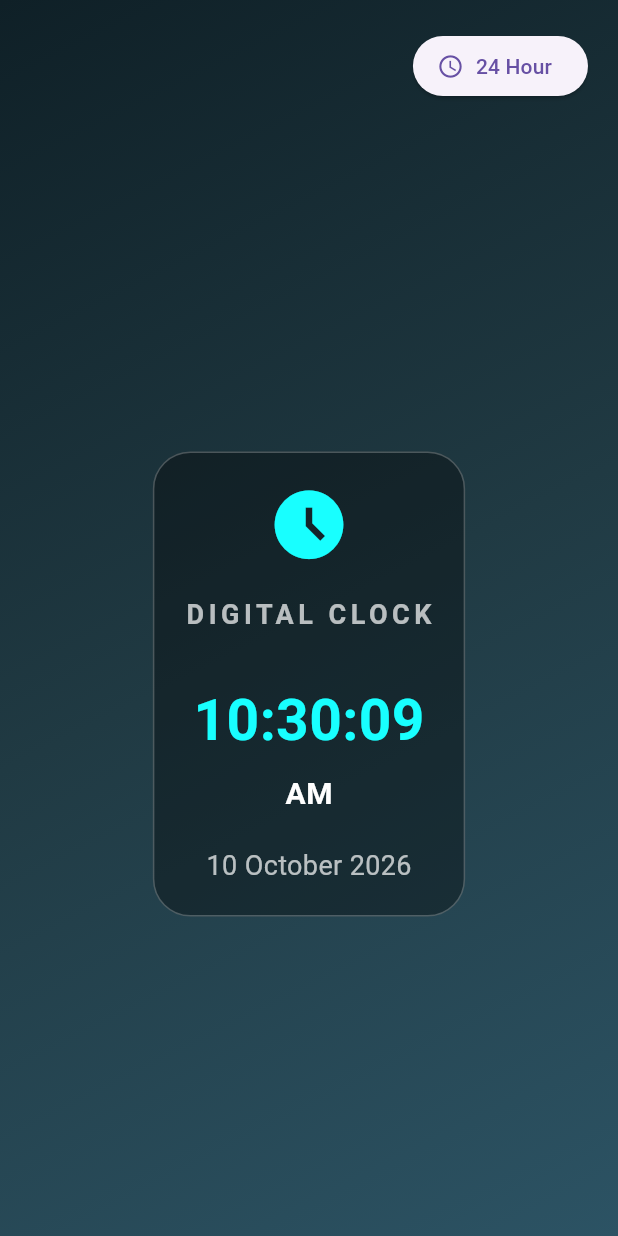
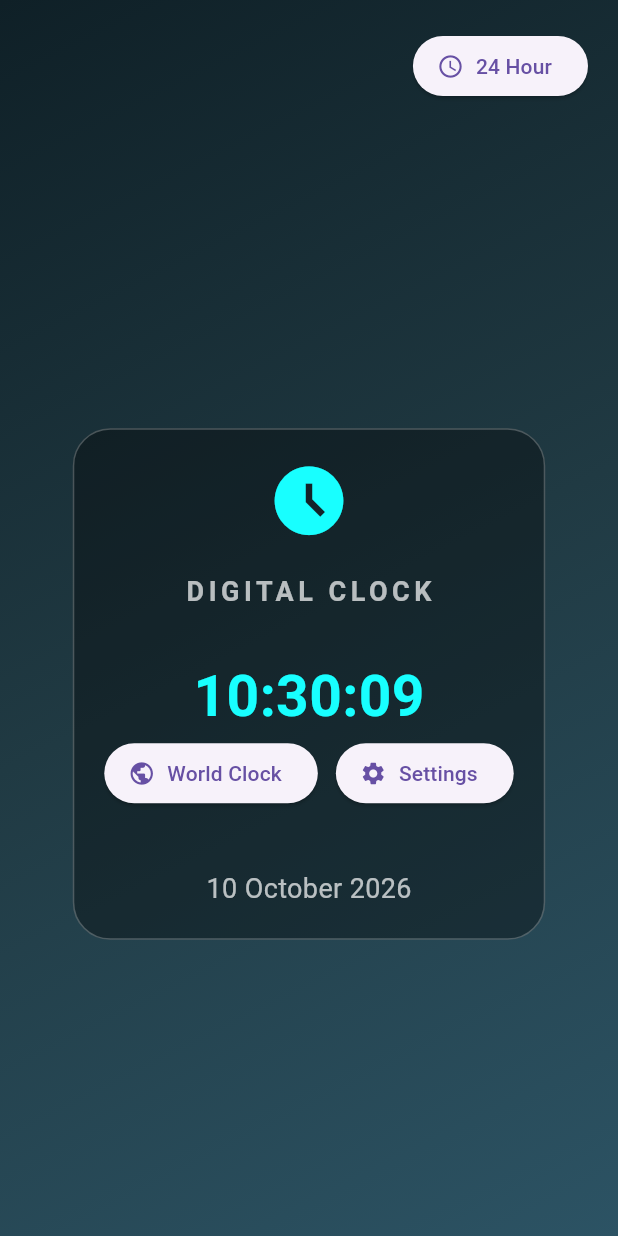
Before and after one commit to sainitheesh07/digital_clock_app, a Flutter app: the screen it shows after launch, after a tap on "12 Hour", on a phone screen of 412 x 824 dp. Run offline on Flutter 3.47's test engine with Material 3 defaults, Android fonts, the phone set to English and light mode, and no system bars.

Commit message:
Add named routes and screen navigation

```diff
--- a/lib/main.dart
+++ b/lib/main.dart
@@ -8,13 +8,20 @@ void main() {
 class DigitalClockApp extends StatelessWidget {
   const DigitalClockApp({super.key});
 
+
 @override
 Widget build(BuildContext context) {
-    return const MaterialApp(
+  return MaterialApp(
     debugShowCheckedModeBanner: false,
-      home: DigitalClockScreen(),
+    initialRoute: '/',
+    routes: {
+      '/': (context) => const DigitalClockScreen(),
+      '/world-clock': (context) => const WorldClockScreen(),
+      '/settings': (context) => const SettingsScreen(),
+    },
   );
 }
+
 }
 
 class DigitalClockScreen extends StatefulWidget {
@@ -186,17 +193,28 @@ final cardPadding = screenWidth < 600 ? 20.0 : 35.0;
                         ),
 
                         if (!is24HourFormat)
+
 Padding(
-                            padding: const EdgeInsets.only(top: 8),
-                            child: Text(
-                              getPeriod(),
-                              style: const TextStyle(
-                                color: Colors.white,
-                                fontSize: 20,
-                                fontWeight: FontWeight.bold,
+  padding: const EdgeInsets.only(bottom: 20),
+  child: Wrap(
+    spacing: 12,
+    children: [
+      ElevatedButton.icon(
+        onPressed: () =>
+            Navigator.pushNamed(context, '/world-clock'),
+        icon: const Icon(Icons.public),
+        label: const Text('World Clock'),
+      ),
+      ElevatedButton.icon(
+        onPressed: () =>
+            Navigator.pushNamed(context, '/settings'),
+        icon: const Icon(Icons.settings),
+        label: const Text('Settings'),
+      ),
+    ],
   ),
 ),
-                          ),
+
 
                         const SizedBox(height: 20),
 
@@ -219,3 +237,64 @@ final cardPadding = screenWidth < 600 ? 20.0 : 35.0;
     );
   }
 }
+
+class WorldClockScreen extends StatelessWidget {
+  const WorldClockScreen({super.key});
+
+  @override
+  Widget build(BuildContext context) {
+    final now = DateTime.now();
+
+    return Scaffold(
+      appBar: AppBar(title: const Text('World Clock')),
+      body: Center(
+        child: Column(
+          mainAxisAlignment: MainAxisAlignment.center,
+          children: [
+            const Icon(Icons.public, size: 60),
+            const SizedBox(height: 16),
+            Text(
+              'Local Time: ${now.hour.toString().padLeft(2, '0')}:'
+              '${now.minute.toString().padLeft(2, '0')}',
+              style: const TextStyle(fontSize: 24),
+            ),
+            const SizedBox(height: 20),
+            ElevatedButton(
+              onPressed: () => Navigator.pushNamed(context, '/settings'),
+              child: const Text('Open Settings'),
+            ),
+          ],
+        ),
+      ),
+    );
+  }
+}
+
+class SettingsScreen extends StatelessWidget {
+  const SettingsScreen({super.key});
+
+  @override
+  Widget build(BuildContext context) {
+    return Scaffold(
+      appBar: AppBar(title: const Text('Clock Settings')),
+      body: Center(
+        child: Column(
+          mainAxisAlignment: MainAxisAlignment.center,
+          children: [
+            const Icon(Icons.settings, size: 60),
+            const SizedBox(height: 16),
+            const Text(
+              'Digital Clock Settings',
+              style: TextStyle(fontSize: 22),
+            ),
+            const SizedBox(height: 20),
+            ElevatedButton(
+              onPressed: () => Navigator.pop(context),
+              child: const Text('Go Back'),
+            ),
+          ],
+        ),
+      ),
+    );
+  }
+}
```
Lines whose indentation alone changed are shown as unchanged.
